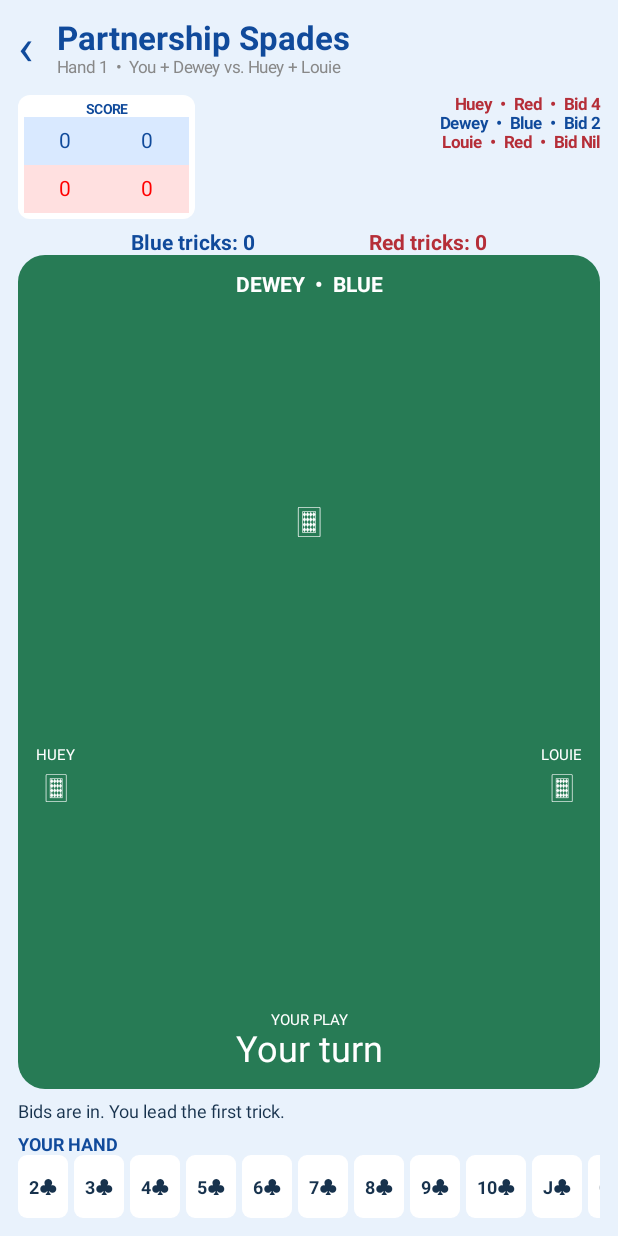
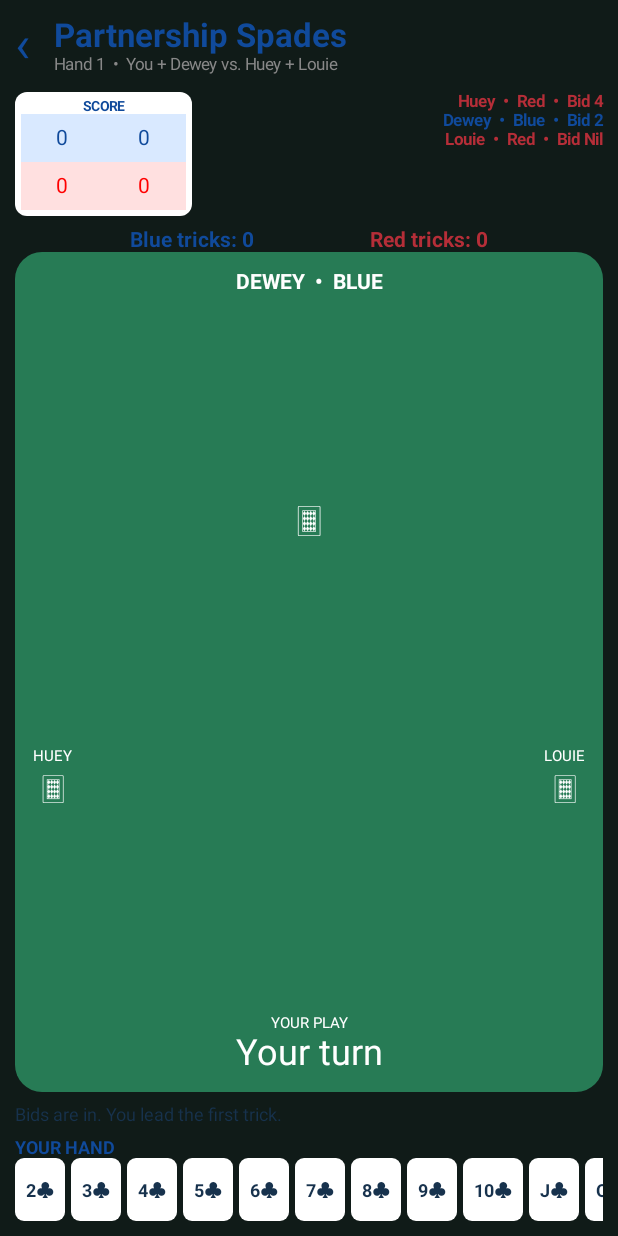
Before and after one commit to cuptain85/daily-classics-app, an Android app built with Jetpack Compose: the composable SpadesScreen shown on its own in the app's theme, after a tap on "Place bid", on a phone screen of 412 x 824 dp. Run offline under Robolectric (Android 15) with nearby library versions, the phone set to English and light mode, and no system bars; 1 statement that could not run was skipped; 2 other taps on this screen came first.

Commit message:
Show dealt Spades hand before bidding and darken table styling

```diff
--- a/app/src/main/java/com/dailyclassics/app/MainActivity.kt
+++ b/app/src/main/java/com/dailyclassics/app/MainActivity.kt
@@ -883,7 +883,7 @@ private fun SpadesScreen(onBack: () -> Unit) {
         (when (card.rank) { 14 -> "A"; 13 -> "K"; 12 -> "Q"; 11 -> "J"; else -> card.rank.toString() }) +
             listOf("♣", "♦", "♥", "♠")[card.suit]
 
-    Column(Modifier.fillMaxSize().background(Color(0xFFE9F2FC)).padding(12.dp)) {
+    Column(Modifier.fillMaxSize().background(Color(0xFF101B18)).padding(10.dp)) {
         GameHeader("Partnership Spades", onBack, "Hand $handNumber  •  You + Dewey vs. Huey + Louie")
         Row(Modifier.fillMaxWidth(), horizontalArrangement = Arrangement.SpaceBetween) {
             ScoreBox("SCORE", blueScore, blueBags, redScore, redBags)
@@ -899,10 +899,20 @@ private fun SpadesScreen(onBack: () -> Unit) {
             Text("Red tricks: ${tricks[1] + tricks[3]}", color = Color(0xFFB52E38), fontWeight = FontWeight.Bold)
         }
         if (phase == "bid") {
-            Card(Modifier.fillMaxWidth(), colors = CardDefaults.cardColors(containerColor = Color.White)) {
-                Column(Modifier.padding(14.dp)) {
-                    Text("YOUR BID", color = DeepBlue, fontWeight = FontWeight.Bold)
-                    Text("Choose how many tricks you expect your partnership to take.", color = Color.Gray, fontSize = 11.sp)
+            Card(Modifier.fillMaxWidth(), colors = CardDefaults.cardColors(containerColor = Color(0xFF20342C)), border = androidx.compose.foundation.BorderStroke(1.dp, Color(0xFFD6B36A)), shape = RoundedCornerShape(12.dp)) {
+                Column(Modifier.padding(10.dp)) {
+                    Text("YOUR DEALT HAND  •  13 CARDS", color = Color(0xFFD6B36A), fontWeight = FontWeight.Bold, fontSize = 11.sp)
+                    Row(Modifier.fillMaxWidth().horizontalScroll(rememberScrollState()).padding(vertical = 8.dp), horizontalArrangement = Arrangement.spacedBy(3.dp)) {
+                        hands[0].forEach { card ->
+                            Column(Modifier.width(34.dp).height(53.dp).border(1.dp, Color(0xFFB7B7B7), RoundedCornerShape(4.dp)).background(Color(0xFFFFFEFA), RoundedCornerShape(4.dp)).padding(2.dp),
+                                horizontalAlignment = Alignment.CenterHorizontally, verticalArrangement = Arrangement.SpaceBetween) {
+                                Text(cardLabel(card), color = if (card.suit == 1 || card.suit == 2) Color(0xFFC52232) else Color(0xFF17211E), fontSize = 9.sp, fontWeight = FontWeight.Bold)
+                                Text(listOf("♣", "♦", "♥", "♠")[card.suit], color = if (card.suit == 1 || card.suit == 2) Color(0xFFC52232) else Color(0xFF17211E), fontSize = 15.sp)
+                            }
+                        }
+                    }
+                    Text("YOUR BID", color = Color(0xFFD6B36A), fontWeight = FontWeight.Bold)
+                    Text("Study your cards. Choose the tricks you expect your team to take.", color = Color(0xFFE0E5E1), fontSize = 11.sp)
                     Row(Modifier.horizontalScroll(rememberScrollState()), horizontalArrangement = Arrangement.spacedBy(5.dp)) {
                         (0..13).forEach { bid ->
                             Text(if (bid == 0) "Nil" else bid.toString(), Modifier.background(if (selectedBid == bid) Blue else Pale, RoundedCornerShape(8.dp)).clickable { selectedBid = bid }.padding(horizontal = 11.dp, vertical = 10.dp), color = if (selectedBid == bid) Color.White else Ink, fontWeight = FontWeight.Bold)
```
